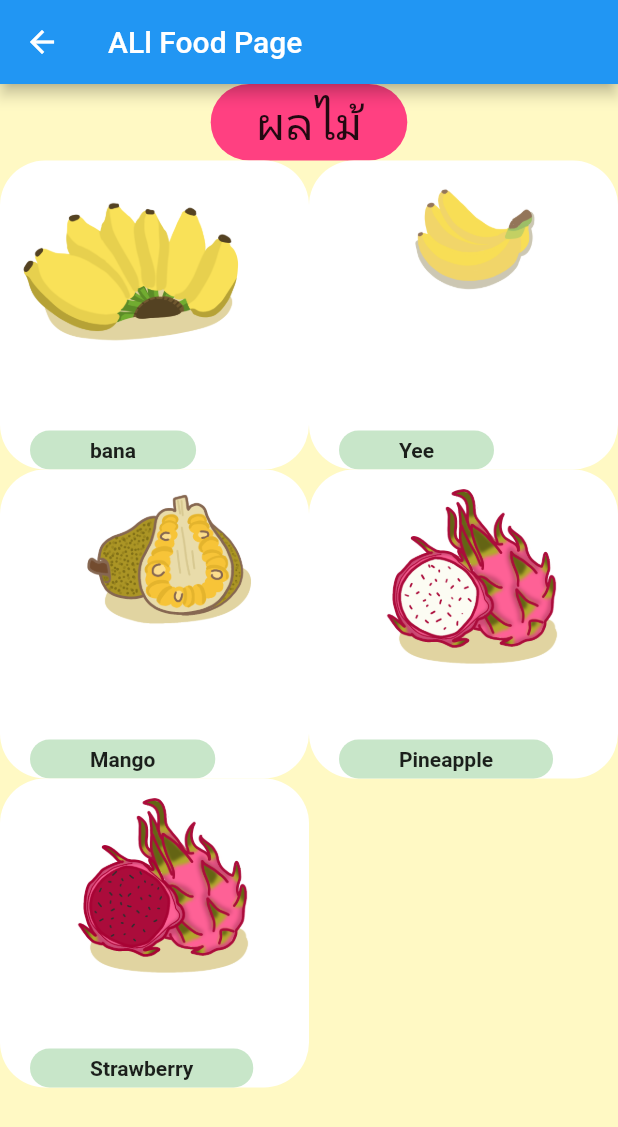
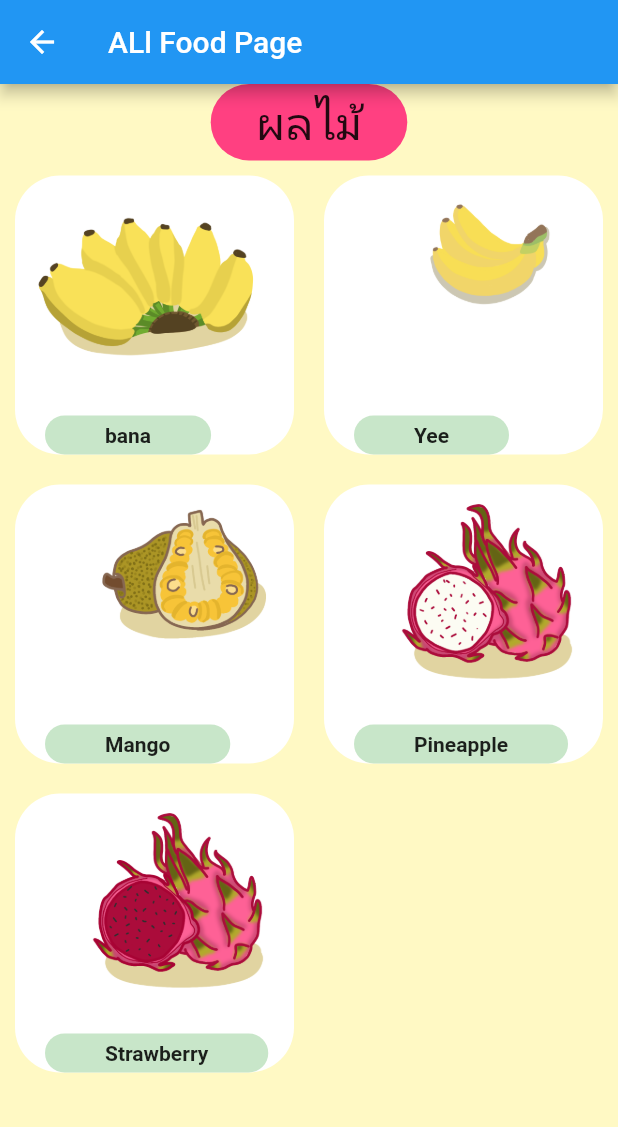
Before and after one commit to AINutritionProject/KinDeeUDee, a Flutter app: the AllFoodPage screen opened directly, on a phone screen of 412 x 824 dp. Shown: the top 1127 px of the screen. Run offline on Flutter 3.47's test engine with Material 2 defaults, Android fonts, the phone set to English and light mode, and no system bars; our stand-ins replace firebase_core; accounts and stored records are empty.

Commit message:
add margin to each food icon

```diff
--- a/lib/pages/all_food.dart
+++ b/lib/pages/all_food.dart
@@ -33,7 +33,9 @@ class AllFoodPage extends StatelessWidget {
               crossAxisCount: 2,
               children: foodData
                   .map(
-                    (food) => FoodIcons(food: food),
+                    (food) => Container(
+                        margin: const EdgeInsets.all(10),
+                        child: FoodIcons(food: food)),
                   )
                   .toList(),
             ),
```
